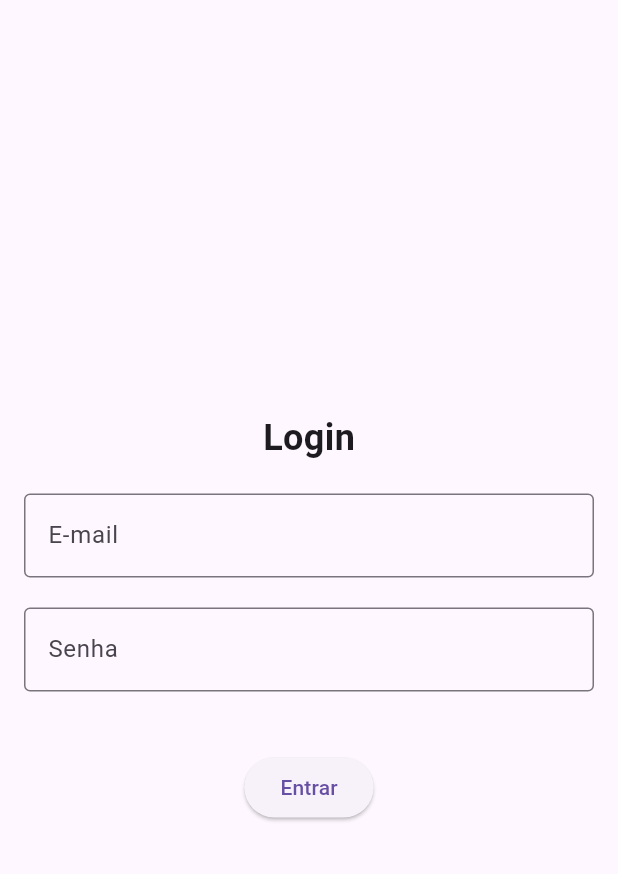
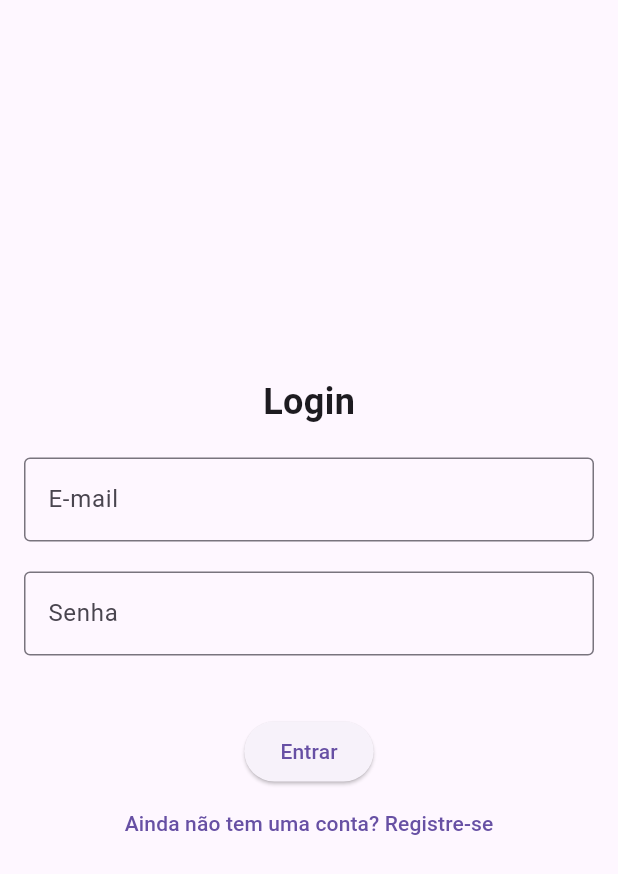
Before and after one commit to ProjetoJavaDiogo/Flutter4Semestre, a Flutter app: the screen it shows after launch, on a phone screen of 412 x 824 dp. Shown: the top 874 px of the screen. Run offline on Flutter 3.47's test engine with Material 3 defaults, Android fonts, the phone set to English and light mode, and no system bars; our stand-ins replace dio.

Commit message:
atualizações

```diff
--- a/portaria_condominio/lib/app/views/auth/login_view.dart
+++ b/portaria_condominio/lib/app/views/auth/login_view.dart
@@ -68,6 +68,12 @@ class _LoginViewState extends State<LoginView> {
                 },
                 child: const Text("Entrar"),
               ),
+              TextButton(
+              onPressed: () {
+                Navigator.pushNamed(context, '/register');
+              },
+              child: Text("Ainda não tem uma conta? Registre-se"),
+            ),
             ],
           ),
         ),
```
